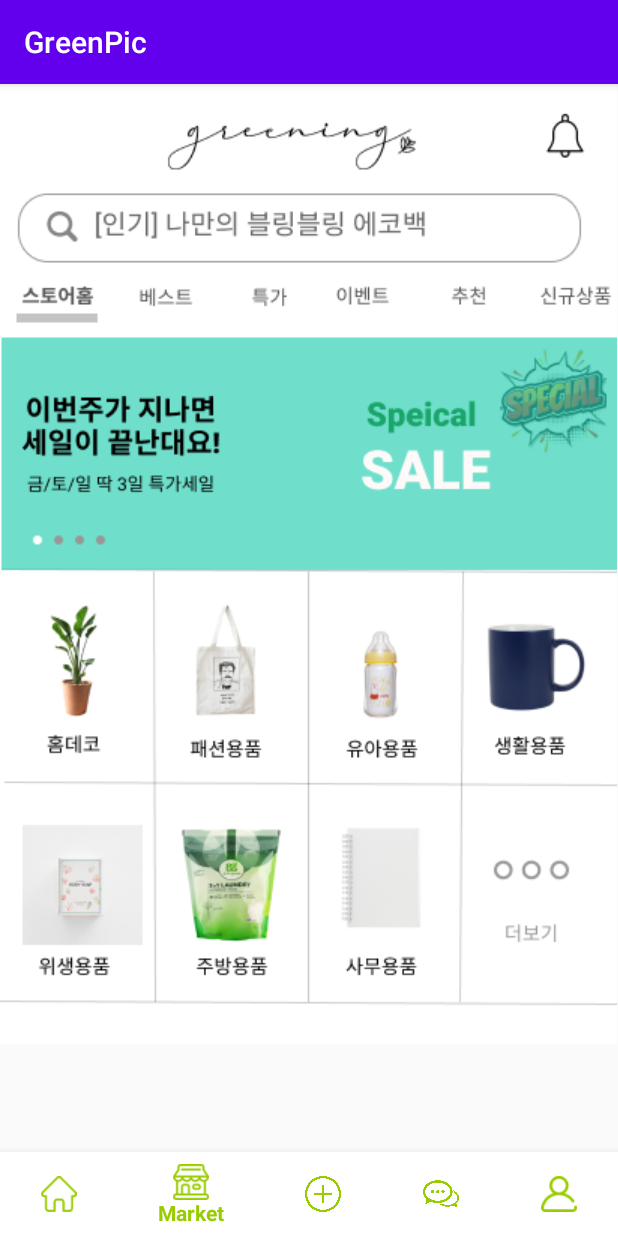
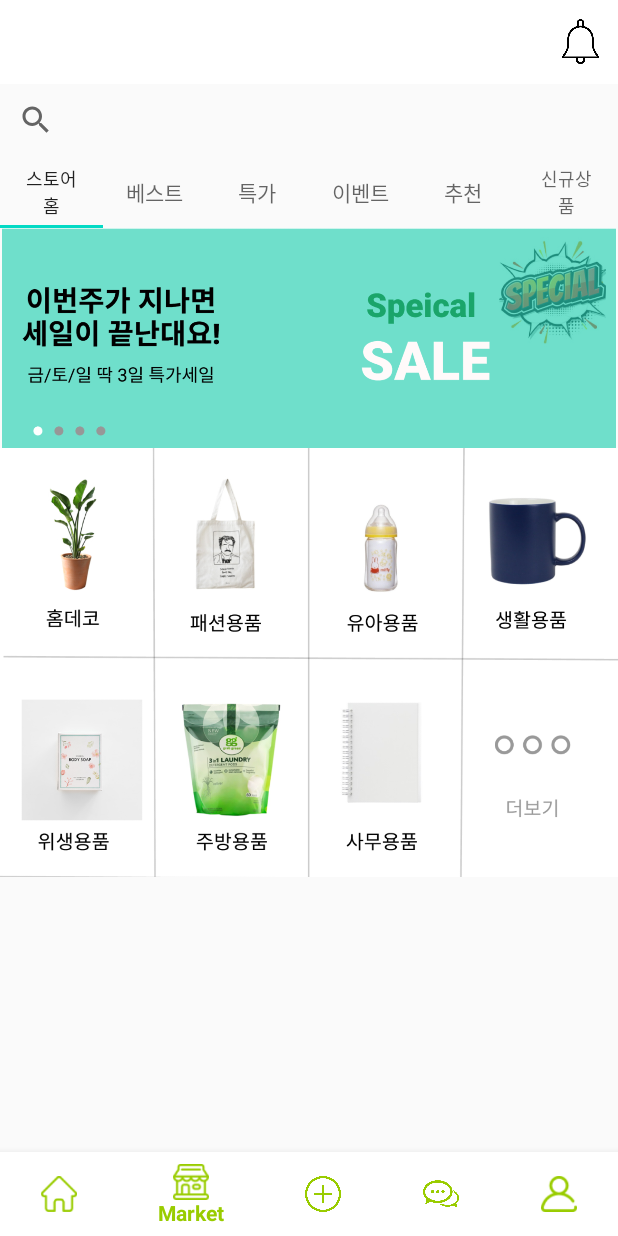
Before and after one commit to MyGreenPic/greenPic, an Android app: the screen it shows after launch (MainActivity), item 2 of the bottom bar chosen, on a phone screen of 412 x 824 dp. Run offline under Robolectric (Android 15) with nearby library versions, the phone set to English and light mode, and no system bars.

Commit message:
market layout

```diff
--- a/app/src/main/java/com/mygreenpic/greenpic/MainActivity.kt
+++ b/app/src/main/java/com/mygreenpic/greenpic/MainActivity.kt
@@ -48,6 +48,7 @@ class MainActivity : AppCompatActivity() {
         setContentView(R.layout.activity_main)
 
         navigationView.setOnNavigationItemSelectedListener(mOnNavigationItemSelectedListener)
+        replaceFragment(HomeFragment())
 
 
     }
--- a/app/src/main/res/layout/fragment_market.xml
+++ b/app/src/main/res/layout/fragment_market.xml
@@ -6,16 +6,102 @@
     android:layout_height="match_parent"
     tools:context=".MarketFragment">
 
-    <!-- TODO: Update blank fragment layout -->
-    <TextView
+    <androidx.appcompat.widget.Toolbar
+        android:id="@+id/toolbar2"
         android:layout_width="match_parent"
-        android:layout_height="match_parent"
-        android:text="@string/hello_blank_fragment" />
+        android:layout_height="?attr/actionBarSize"
+        android:background="@color/colorPrimary"
+        android:backgroundTint="@android:color/white"
+        app:layout_collapseMode="pin"
+        app:titleTextColor="@android:color/holo_green_dark">
 
-    <ImageView
-        android:id="@+id/imageView2"
-        android:layout_width="wrap_content"
-        android:layout_height="wrap_content"
-        android:src="@drawable/market_image" />
+        <LinearLayout
+            android:layout_width="wrap_content"
+            android:layout_height="wrap_content"
+            android:layout_gravity="right"
+            android:orientation="horizontal">
+
+            <ImageView
+                android:layout_width="30dp"
+                android:layout_height="30dp"
+                android:layout_marginRight="10dp"
+                android:src="@drawable/notification" />
+        </LinearLayout>
+    </androidx.appcompat.widget.Toolbar>
+
+    <RelativeLayout
+        android:layout_width="match_parent"
+        android:layout_height="307dp">
+
+        <com.google.android.material.tabs.TabLayout
+            android:layout_width="match_parent"
+            android:layout_height="wrap_content"
+            android:layout_marginTop="104dp"
+            app:tabIndicatorGravity="bottom">
+
+            <com.google.android.material.tabs.TabItem
+                android:layout_width="wrap_content"
+                android:layout_height="wrap_content"
+                android:text="스토어홈" />
+
+            <com.google.android.material.tabs.TabItem
+                android:layout_width="wrap_content"
+                android:layout_height="wrap_content"
+                android:text="베스트" />
+
+            <com.google.android.material.tabs.TabItem
+                android:layout_width="wrap_content"
+                android:layout_height="wrap_content"
+                android:text="특가" />
+
+            <com.google.android.material.tabs.TabItem
+                android:layout_width="wrap_content"
+                android:layout_height="wrap_content"
+                android:text="이벤트" />
+
+            <com.google.android.material.tabs.TabItem
+                android:layout_width="wrap_content"
+                android:layout_height="wrap_content"
+                android:text="추천" />
+
+            <com.google.android.material.tabs.TabItem
+                android:layout_width="wrap_content"
+                android:layout_height="wrap_content"
+                android:text="신규상품" />
+
+        </com.google.android.material.tabs.TabLayout>
+
+        <LinearLayout
+            android:layout_width="match_parent"
+            android:layout_height="match_parent"
+            android:layout_marginTop="152dp"
+            android:orientation="horizontal">
+
+            <ImageView
+                android:id="@+id/imageView2"
+                android:layout_width="match_parent"
+                android:layout_height="155dp"
+                android:src="@drawable/sale" />
+        </LinearLayout>
+
+        <SearchView
+            android:layout_width="match_parent"
+            android:layout_height="48dp"
+            android:layout_marginTop="56dp"/>
+
+    </RelativeLayout>
+
+    <LinearLayout
+        android:layout_width="match_parent"
+        android:layout_height="291dp"
+        android:layout_marginTop="296dp"
+        android:orientation="vertical">
+
+        <ImageView
+            android:id="@+id/imageView4"
+            android:layout_width="match_parent"
+            android:layout_height="wrap_content"
+            android:src="@drawable/marketcontent" />
+    </LinearLayout>
 
 </FrameLayout>
--- a/app/src/main/res/values/styles.xml
+++ b/app/src/main/res/values/styles.xml
@@ -1,7 +1,7 @@
 <resources>
 
     <!-- Base application theme. -->
-    <style name="AppTheme" parent="Theme.AppCompat.Light.DarkActionBar">
+    <style name="AppTheme" parent="Theme.AppCompat.Light.NoActionBar">
         <!-- Customize your theme here. -->
         <item name="colorPrimary">@color/colorPrimary</item>
         <item name="colorPrimaryDark">@color/colorPrimaryDark</item>
```
Also changed, not shown: app/src/main/res/drawable/marketcontent.PNG (added), app/src/main/res/drawable/sale.PNG (added).
